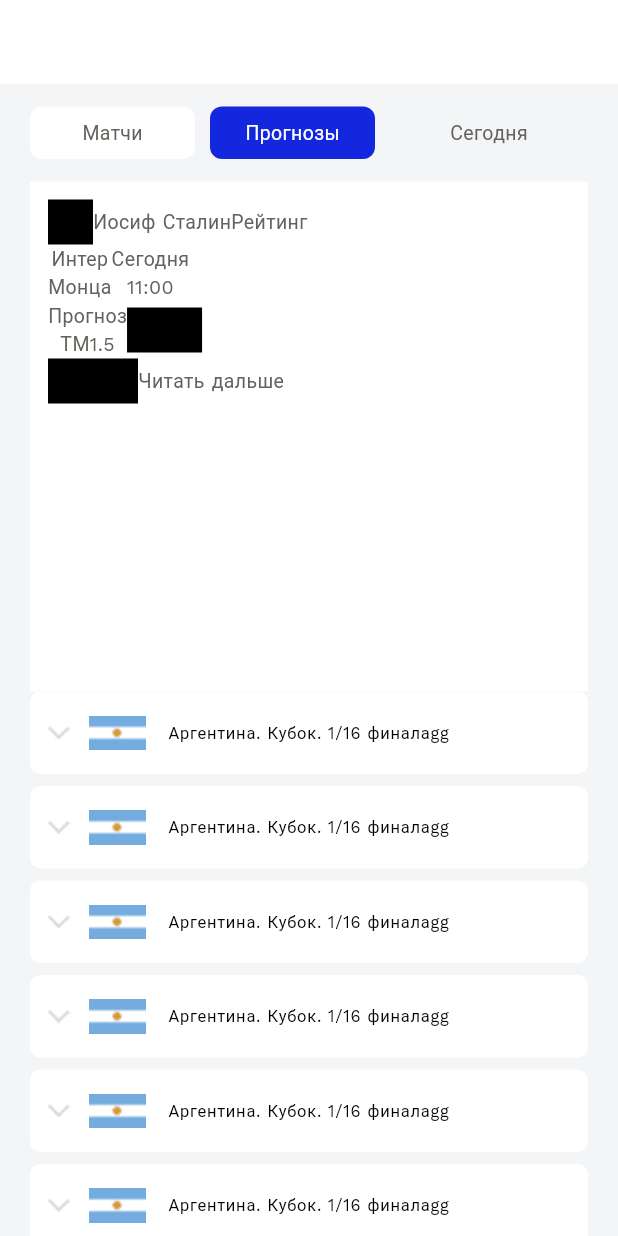
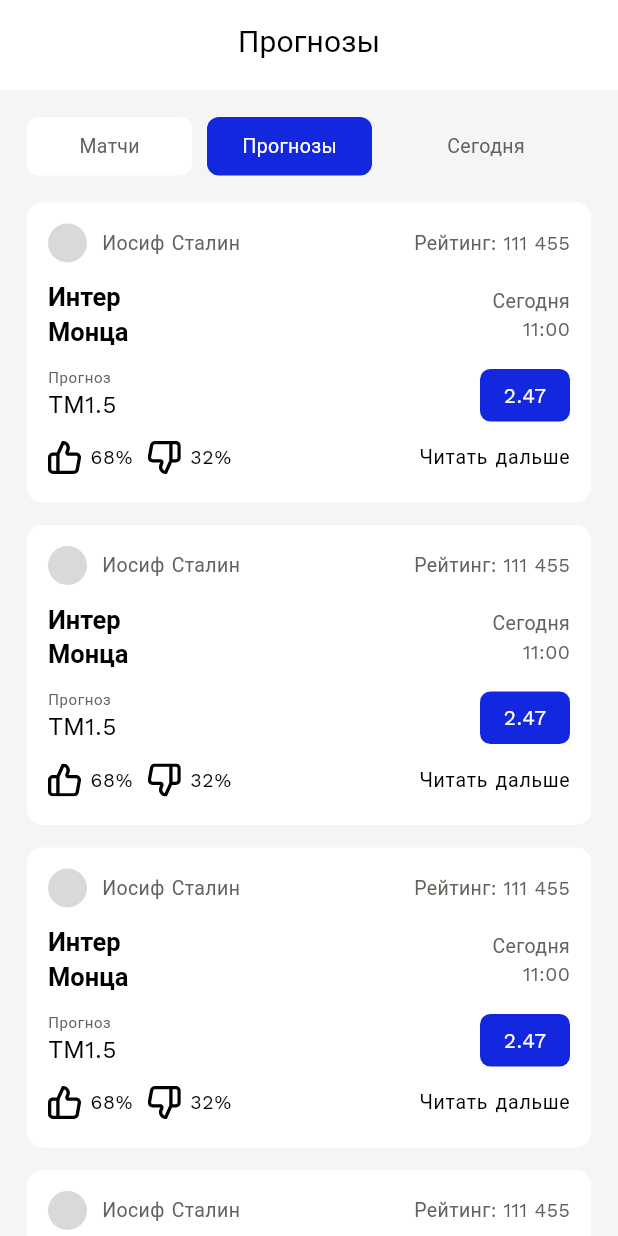
Before and after one commit to St1chaKooky/MatchBet, a Flutter app: the screen it shows after launch, after a tap on "Прогнозы", on a phone screen of 412 x 824 dp. Run offline on Flutter 3.47's test engine with Material 2 defaults, Android fonts, the phone set to English and light mode, and no system bars; our stand-ins replace flutter_svg, google_fonts.

Commit message:
пока не трогать

```diff
--- a/lib/main.dart
+++ b/lib/main.dart
@@ -1,6 +1,7 @@
 import 'package:flutter/material.dart';
 import 'package:match_bet/utils/theme.dart';
 import 'screens/main_screen.dart';
+import 'screens/match_screen.dart';
 
 void main() {
   runApp(const MyApp());
--- a/lib/screens/main_screen.dart
+++ b/lib/screens/main_screen.dart
@@ -1,5 +1,3 @@
-
-
 import 'package:flutter/material.dart';
 
 import '../utils/colors.dart';
@@ -19,19 +17,41 @@ class _MainScreenState extends State<MainScreen> {
 
   @override
   Widget build(BuildContext context) {
+    final theme = Theme.of(context).textTheme;
     return Scaffold(
-      backgroundColor: backgroundColor,
-      appBar: AppBar(
+        body: CustomScrollView(
+      slivers: [
+        SliverAppBar(
+          expandedHeight: 60,
+          floating: false,
           backgroundColor: whiteColor,
-        actions: const [],
+
+          title: Center(
+            child: f
+                ? Text(
+                    'Все матчи',
+                    style: theme.titleSmall,
+                  )
+                : Text(
+                    'Прогнозы',
+                    style: theme.titleSmall,
                   ),
-      body: Padding(
-        padding: const EdgeInsets.only(top: 15, left: 20, right: 20),
-        child: Column(
+          ),
+          // другие настройки flexibleSpace
+
+          elevation: 0,
+        ),
+        const SliverToBoxAdapter(
+          child: SizedBox(
+            height: 18,
+          ),
+        ),
+        SliverToBoxAdapter(
+          child: Row(
             children: [
-            Container(),
-            Row(
-              children: [
+              const SizedBox(
+                width: 18,
+              ),
               ButtonLitleWidget(
                 onTap: () => setState(() {
                   f = true;
@@ -57,21 +77,17 @@ class _MainScreenState extends State<MainScreen> {
               const Text('Сегодня'),
             ],
           ),
-            const SizedBox(
-              height: 15,
         ),
-            ListPrognozWidget(),
-            Expanded(
-              child: ListView.builder(
-                  itemCount: 10,
-                  itemBuilder: (context, i) => const Padding(
-                        padding: EdgeInsets.only(bottom: 8),
-                        child: ListTitleWidget(),
-                      )),
-            )
-          ],
+        const SliverToBoxAdapter(
+          child: SizedBox(
+            height: 18,
           ),
         ),
-    );
+        SliverList.builder(
+            itemCount: 20,
+            itemBuilder: (context, i) =>
+                f ? const ListTitleWidget() : const ListPrognozWidget()),
+      ],
+    ));
   }
 }
--- a/lib/utils/colors.dart
+++ b/lib/utils/colors.dart
@@ -1,6 +1,6 @@
 import 'package:flutter/material.dart';
 
-final backgroundColor = Color(hexColor('F4F5F6'));
+final backgroundColor = Color(hexColor('F5F5F5'));
 final inputColor = Color(hexColor('ECECEC'));
 final bottomBarColor = Color(hexColor('D9D9D9'));
 final textColor = Color(hexColor('63625D'));
--- a/lib/utils/theme.dart
+++ b/lib/utils/theme.dart
@@ -5,15 +5,19 @@ import 'colors.dart';
 
 ThemeData buildThemeData(BuildContext context) {
   final baseTheme = ThemeData(
+    appBarTheme: AppBarTheme(
+      color: whiteColor, // Укажите желаемый цвет AppBar
+    ),
+    scaffoldBackgroundColor: backgroundColor,
     colorScheme: ColorScheme.fromSeed(seedColor: Colors.deepPurple),
     useMaterial3: true,
     textTheme: TextTheme(
       titleSmall: TextStyle(
-          fontSize: 20, color: blackColor, fontWeight: FontWeight.w600),
+          fontSize: 20, color: blackColor, fontWeight: FontWeight.w400),
       headlineSmall: TextStyle(
           fontSize: 17, color: blackColor, fontWeight: FontWeight.w600),
       bodyLarge: TextStyle(
-          fontSize: 16, color: textColor, fontWeight: FontWeight.w400),
+          fontSize: 16, color: blackColor, fontWeight: FontWeight.w400),
       bodySmall: TextStyle(
           fontSize: 10, color: textColor, fontWeight: FontWeight.w400),
       bodyMedium: TextStyle(
--- a/lib/widgets/button_litle.dart
+++ b/lib/widgets/button_litle.dart
@@ -5,10 +5,12 @@ class ButtonLitleWidget extends StatefulWidget {
   final String buttonText;
   final Color colorFill;
   final Color colorText;
+  final double width;
 
   const ButtonLitleWidget(
       {super.key,
       required this.onTap,
+      this.width = 110,
       required this.buttonText,
       required this.colorFill,
       required this.colorText});
@@ -23,10 +25,10 @@ class _ButtonLitleWidgetState extends State<ButtonLitleWidget> {
     return InkWell(
       onTap: widget.onTap,
       child: Container(
-          width: 110,
+          width: widget.width,
           alignment: Alignment.center,
           padding: const EdgeInsets.symmetric(
-            vertical: 8,
+            vertical: 10,
           ),
           decoration: ShapeDecoration(
               shape: const RoundedRectangleBorder(
--- a/lib/widgets/list_prognoz.dart
+++ b/lib/widgets/list_prognoz.dart
@@ -1,4 +1,5 @@
 import 'package:flutter/material.dart';
+import 'package:flutter_svg/flutter_svg.dart';
 import 'package:match_bet/utils/colors.dart';
 
 class ListPrognozWidget extends StatelessWidget {
@@ -6,72 +7,150 @@ class ListPrognozWidget extends StatelessWidget {
 
   @override
   Widget build(BuildContext context) {
+    final theme = Theme.of(context).textTheme;
+
     return Container(
-      color: whiteColor,
-      height: 340,
+      decoration: BoxDecoration(
+        color: whiteColor,
+        borderRadius: BorderRadius.circular(10),
+      ),
+      height: 200,
+      margin: const EdgeInsets.symmetric(horizontal: 18).copyWith(bottom: 15),
       child: Padding(
-        padding: const EdgeInsets.all(12),
+        padding: const EdgeInsets.all(14),
         child: Column(children: [
           Row(
+            mainAxisAlignment: MainAxisAlignment.spaceBetween,
             children: [
               Row(
                 children: [
-                  Container(
-                    color: blackColor,
-                    width: 30,
-                    height: 30,
+                  CircleAvatar(
+                    backgroundColor: bottomBarColor,
+                    radius: 13,
                   ),
-                  Text('Иосиф Сталин'),
+                  const SizedBox(
+                    width: 10,
+                  ),
+                  Text(
+                    'Иосиф Сталин',
+                    style: theme.bodyMedium,
+                  ),
                 ],
               ),
-              Text('Рейтинг'),
+              Text(
+                'Рейтинг: 111 455',
+                style: theme.bodyMedium,
+              ),
             ],
           ),
+          const SizedBox(
+            height: 12,
+          ),
           Row(
+            mainAxisAlignment: MainAxisAlignment.spaceBetween,
             children: [
               Column(
-                children: [Text('Интер'), Text('Монца')],
+                crossAxisAlignment: CrossAxisAlignment.start,
+                children: [
+                  Text(
+                    'Интер',
+                    style: theme.headlineSmall,
+                  ),
+                  Text('Монца', style: theme.headlineSmall)
+                ],
               ),
               Column(
+                crossAxisAlignment: CrossAxisAlignment.end,
                 children: [
-                  Text('Сегодня'),
-                  Text('11:00'),
+                  Text(
+                    'Сегодня',
+                    style: theme.bodyMedium,
+                  ),
+                  Text(
+                    '11:00',
+                    style: theme.bodyMedium,
+                  ),
                 ],
               )
             ],
           ),
+          const SizedBox(
+            height: 12,
+          ),
           Row(
+            mainAxisAlignment: MainAxisAlignment.spaceBetween,
             children: [
               Column(
+                crossAxisAlignment: CrossAxisAlignment.start,
                 children: [
-                  Text('Прогноз'),
-                  Text('ТМ1.5'),
+                  Text(
+                    'Прогноз',
+                    style: theme.bodySmall,
+                  ),
+                  Text(
+                    'ТМ1.5',
+                    style: theme.bodyLarge,
+                  ),
                 ],
               ),
               Container(
-                color: blackColor,
-                width: 50,
-                height: 30,
+                decoration: BoxDecoration(
+                    borderRadius: BorderRadius.circular(7),
+                    color: primaryColor),
+                width: 60,
+                height: 35,
+                child: Center(
+                    child: Text(
+                  '2.47',
+                  style: TextStyle(
+                      fontSize: 14,
+                      color: whiteColor,
+                      fontWeight: FontWeight.w400),
+                )),
               )
             ],
           ),
+          const SizedBox(
+            height: 12,
+          ),
           Row(
+            mainAxisAlignment: MainAxisAlignment.spaceBetween,
             children: [
               Row(
                 children: [
-                  Container(
-                    color: blackColor,
-                    width: 30,
-                    height: 30,
+                  SvgPicture.asset(
+                    'images/like.svg',
+                    width: 22,
+                    height: 22,
                   ),
-                  Container(
-                    color: blackColor,
-                    width: 30,
-                    height: 30,
+                  const SizedBox(
+                    width: 6,
+                  ),
+                  Text(
+                    '68%',
+                    style: theme.labelMedium,
+                  ),
+                  const SizedBox(
+                    width: 10,
+                  ),
+                  SvgPicture.asset(
+                    'images/dizlike.svg',
+                    width: 22,
+                    height: 22,
+                  ),
+                  const SizedBox(
+                    width: 6,
+                  ),
+                  Text(
+                    '32%',
+                    style: theme.labelMedium,
                   ),
                 ],
               ),
-              Text('Читать дальше')
+              Text(
+                'Читать дальше',
+                style: theme.labelMedium,
+              )
             ],
           ),
         ]),
--- a/lib/widgets/list_title.dart
+++ b/lib/widgets/list_title.dart
@@ -8,11 +8,13 @@ class ListTitleWidget extends StatelessWidget {
   Widget build(BuildContext context) {
     final theme = Theme.of(context);
     return Container(
+      width: double.infinity,
+      height: 58,
+      margin: const EdgeInsets.symmetric(horizontal: 18).copyWith(bottom: 15),
       decoration: BoxDecoration(
         color: whiteColor,
         borderRadius: BorderRadius.circular(7),
       ),
-      height: 55,
       child: Row(children: [
         const SizedBox(
           width: 12,
--- a/pubspec.yaml
+++ b/pubspec.yaml
@@ -28,6 +28,10 @@ flutter:
     - images/argentina.png
     - images/arow.png
     - images/argentina.svg
+    - images/like.svg
+    - images/dizlike.svg
+
+
 
 
 
```
Also changed, not shown: lib/screens/match_screen.dart (added, +20 -0 lines), lib/widgets/match_widget.dart (added, +185 -0 lines), images/dizlike.svg (added), images/like.svg (added). Lines whose indentation alone changed are shown as unchanged.
